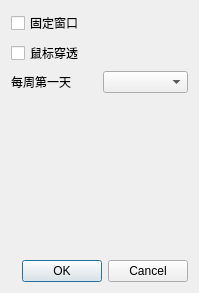
Qt form settingdialog.ui (wangrunji0408/QtCalendar) before a commit.
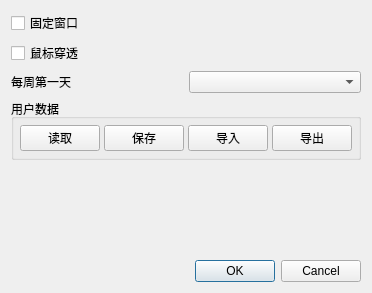
The same form after that commit.

Commit message: 调整读取保存按钮位置，补全CalItem各子类与QVariantMap的转换函数，修复拖入文件Bug

```diff
--- a/settingdialog.ui
+++ b/settingdialog.ui
@@ -6,7 +6,7 @@
    <rect>
     <x>0</x>
     <y>0</y>
-    <width>199</width>
+    <width>278</width>
     <height>293</height>
    </rect>
   </property>
@@ -42,6 +42,64 @@
      </item>
     </layout>
    </item>
+   <item>
+    <widget class="QGroupBox" name="groupBox">
+     <property name="title">
+      <string>用户数据</string>
+     </property>
+     <layout class="QHBoxLayout" name="horizontalLayout_3">
+      <property name="spacing">
+       <number>4</number>
+      </property>
+      <property name="leftMargin">
+       <number>6</number>
+      </property>
+      <property name="topMargin">
+       <number>6</number>
+      </property>
+      <property name="rightMargin">
+       <number>6</number>
+      </property>
+      <property name="bottomMargin">
+       <number>6</number>
+      </property>
+      <item>
+       <widget class="QPushButton" name="loadButton">
+        <property name="text">
+         <string>读取</string>
+        </property>
+       </widget>
+      </item>
+      <item>
+       <widget class="QPushButton" name="saveButton">
+        <property name="text">
+         <string>保存</string>
+        </property>
+       </widget>
+      </item>
+      <item>
+       <widget class="QPushButton" name="importButton">
+        <property name="text">
+         <string>导入</string>
+        </property>
+       </widget>
+      </item>
+      <item>
+       <widget class="QPushButton" name="exportButton">
+        <property name="text">
+         <string>导出</string>
+        </property>
+       </widget>
+      </item>
+     </layout>
+     <zorder>pushButton</zorder>
+     <zorder>pushButton_2</zorder>
+     <zorder>importButton</zorder>
+     <zorder>loadButton</zorder>
+     <zorder>saveButton</zorder>
+     <zorder>exportButton</zorder>
+    </widget>
+   </item>
    <item>
     <spacer name="verticalSpacer">
      <property name="orientation">
```
Left out of the diff: 2 changed lines with no effect on the pictures. The commit also changes 17 other files.
